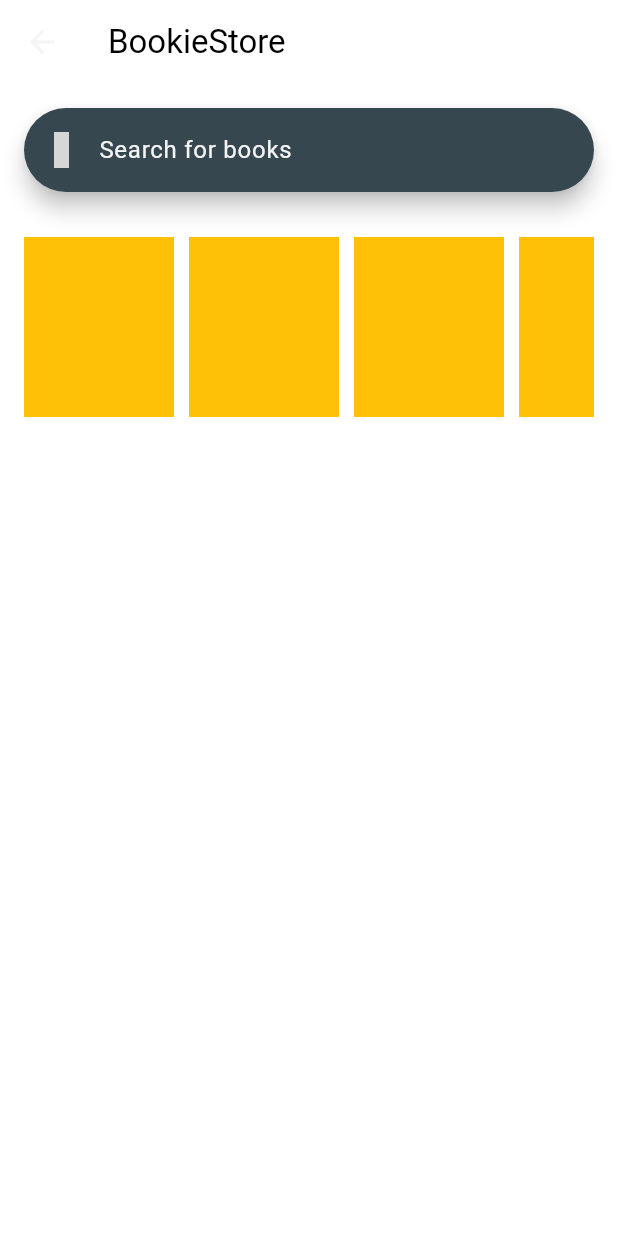
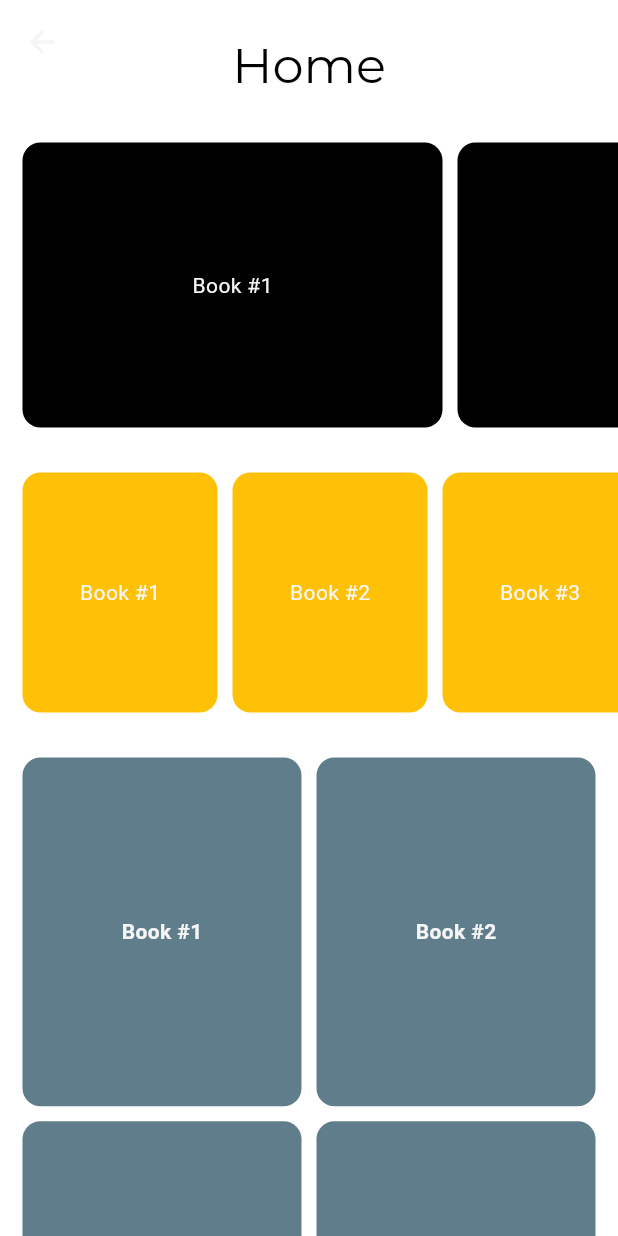
Before and after one commit to Smokeperp/bookie_store_e_commercial_dart, a Flutter app: the ShopPage screen opened by its route, on a phone screen of 412 x 824 dp. Run offline on Flutter 3.47's test engine with Material 3 defaults, Android fonts, the light colour scheme and no system bars; our stand-ins replace animated_splash_screen, get, google_fonts, iconsax_flutter, lottie, page_transition; grey boxes are pictures that could not be loaded.

Commit message:
Added library and changed home page UI

```diff
--- a/lib/components/search_bar.dart
+++ /dev/null
@@ -1,54 +0,0 @@
-import 'package:flutter/material.dart';
-import 'package:iconsax_flutter/iconsax_flutter.dart';
-
-class ShopSearchBar extends StatefulWidget {
-  const ShopSearchBar({super.key});
-
-  @override
-  State<ShopSearchBar> createState() => _ShopSearchBarState();
-}
-
-class _ShopSearchBarState extends State<ShopSearchBar> {
-  @override
-  Widget build(BuildContext context) {
-    return SearchAnchor(
-      dividerColor: Colors.white,
-      viewBackgroundColor: Colors.blueGrey.shade800,
-      viewElevation: 1,
-      isFullScreen: false,
-      builder: (BuildContext context, SearchController controller) {
-        return SearchBar(
-
-          padding: const WidgetStatePropertyAll<EdgeInsets>(
-            EdgeInsets.symmetric(horizontal: 13.0),
-          ),
-          hintText: 'Search for books',
-          backgroundColor: WidgetStatePropertyAll<Color>(
-            Colors.blueGrey.shade800,
-          ),
-          controller: controller,
-          onTap: () {
-            controller.openView();
-          },
-          onChanged: (_) {
-            controller.openView();
-          },
-          leading: const Icon(Iconsax.book_saved),
-        );
-      },
-      suggestionsBuilder: (BuildContext context, SearchController controller) {
-        return List<ListTile>.generate(5, (int index) {
-          final String item = 'item $index';
-          return ListTile(
-            title: Text(item),
-            onTap: () {
-              setState(() {
-                controller.closeView(item);
-              });
-            },
-          );
-        });
-      },
-    );
-  }
-}
--- /dev/null
+++ b/lib/features/shop/Home/pages/shop_page.dart
@@ -0,0 +1,105 @@
+import 'dart:async';
+
+import 'package:book_store_e_commercial/features/shop/Home/widgets/app_bar.dart';
+import 'package:book_store_e_commercial/features/shop/Home/widgets/grid_list.dart';
+import 'package:book_store_e_commercial/features/shop/Home/widgets/horizontal_list.dart';
+import 'package:book_store_e_commercial/features/shop/Home/widgets/horizontal_recent_books.dart';
+import 'package:flutter/material.dart';
+
+class ShopPage extends StatefulWidget {
+  const ShopPage({super.key});
+
+  @override
+  State<ShopPage> createState() => _ShopPageState();
+}
+
+class _ShopPageState extends State<ShopPage> {
+  final ScrollController _controller = ScrollController();
+  int currentIndex = 7;
+
+  @override
+  void initState() {
+    super.initState();
+
+    _controller.addListener(() {
+      if (_controller.position.pixels >= _controller.position.maxScrollExtent) {
+        debugPrint('Reached the limit');
+        loadNewBooks();
+      }
+    });
+  }
+
+  List<String> books = List.generate(10, (index) => 'Book #${index + 1}');
+  bool isLoading = false;
+
+  void loadNewBooks() async {
+    if (isLoading) return;
+
+    setState(() {
+      isLoading = true;
+    });
+
+    final newBooks = List.generate(
+      6,
+      (index) => 'Book #${index + books.length + 1}',
+    );
+
+    await Future.delayed(Duration(seconds: 1));
+
+    setState(() {
+      books.addAll(newBooks);
+      isLoading = false;
+    });
+
+    debugPrint((books.length).toString());
+  }
+
+  @override
+  Widget build(BuildContext context) {
+    return Scaffold(
+
+      body: NotificationListener<OverscrollIndicatorNotification>(
+        onNotification: (overscroll) {
+          if (isLoading) {
+            return false;
+          } else {
+            Future.delayed(Duration(seconds: 1));
+            overscroll.disallowIndicator();
+            return true;
+          }
+        },
+        child: CustomScrollView(
+          controller: _controller,
+          slivers: [
+
+             AppBarShop(),
+
+            SliverToBoxAdapter(
+              child:
+               SizedBox(height: 220,
+                child: HorizontalRecentBooks(books: books)
+              ),
+            ),
+
+
+            SliverToBoxAdapter(
+              child: SizedBox(height: 190, child: HorizontalList(books: books)),
+            ),
+
+            GridList(books: books),
+
+            SliverToBoxAdapter(
+              child:
+                  isLoading
+                      ? const Padding(
+                        padding: const EdgeInsets.all(16),
+                        child: Center(child: CircularProgressIndicator()),
+                      )
+                      : const SizedBox.shrink(),
+            ),
+          ],
+        ),
+      ),
+    );
+  }
+}
--- /dev/null
+++ b/lib/features/shop/Home/widgets/horizontal_list.dart
@@ -0,0 +1,27 @@
+import 'package:flutter/material.dart';
+
+class HorizontalList extends StatelessWidget {
+  const HorizontalList({super.key, required this.books});
+
+  final List<String> books;
+
+  @override
+  Widget build(BuildContext context) {
+    return ListView.builder(
+      padding: EdgeInsets.all(15),
+      scrollDirection: Axis.horizontal,
+      itemCount: books.length,
+      itemBuilder: (_, index) {
+        return Container(
+          width: 130,
+          margin: EdgeInsets.only(right: 10),
+          decoration: BoxDecoration(
+            color: Colors.amber,
+            borderRadius: BorderRadius.circular(12),
+          ),
+          child: Center(child: Text(books[index])),
+        );
+      },
+    );
+  }
+}
--- /dev/null
+++ b/lib/features/shop/Home/widgets/horizontal_recent_books.dart
@@ -0,0 +1,27 @@
+import 'package:flutter/material.dart';
+
+class HorizontalRecentBooks extends StatelessWidget {
+  const HorizontalRecentBooks({super.key, required this.books});
+
+    final List<String> books;
+
+  @override
+  Widget build(BuildContext context) {
+    return ListView.builder(
+                  padding: EdgeInsets.all(15),
+                  scrollDirection: Axis.horizontal,
+                  itemCount: books.length,
+                  itemBuilder: (_, index){
+                    return Container(
+                      width: 280,
+                      margin: EdgeInsets.only(right: 10),
+                      decoration: BoxDecoration(
+                        color: Colors.black,
+                        borderRadius: BorderRadius.circular(12),
+                      ),
+                      child: Center(child: Text(books[index])),
+                  );
+
+                  }) ;
+  }
+}
--- a/lib/main.dart
+++ b/lib/main.dart
@@ -1,6 +1,7 @@
 import 'package:book_store_e_commercial/navigationbar.dart';
-import 'package:book_store_e_commercial/pages/shop_page.dart';
+import 'package:book_store_e_commercial/features/shop/Home/pages/shop_page.dart';
 import 'package:book_store_e_commercial/themes/theme.dart';
+
 import 'package:flutter/material.dart';
 
 void main() {
@@ -14,7 +15,8 @@ class Book extends StatelessWidget {
   Widget build(BuildContext context) {
     return MaterialApp(
       debugShowCheckedModeBanner: false,
-      theme: lightMode, color: Colors.black,
+      theme: lightMode,
+      color: Colors.black,
       home: const NavigationMenu(),
       routes: {
         '/shop_page': (context) => const ShopPage(),
--- a/lib/pages/shop_page.dart
+++ /dev/null
@@ -1,70 +0,0 @@
-import 'package:book_store_e_commercial/components/search_bar.dart';
-import 'package:flutter/material.dart';
-
-
-
-class ShopPage extends StatefulWidget{
-  const ShopPage({super.key});
-
-  @override
-  State<ShopPage> createState() => _ShopPageState();
-}
-
-class _ShopPageState extends State<ShopPage> {
-  final ScrollController _controller = ScrollController();
-
-  @override
-  void initState() {
-    super.initState();
-
-    _controller.addListener( () {
-      if (_controller.position.pixels >= _controller.position.maxScrollExtent ){
-        debugPrint('Reached the limit');
-
-      }
-    } );
-
-  }
-
-
-
-
-  @override
-  Widget build(BuildContext context) {
-    return Scaffold(
-
-      appBar: AppBar(
-        title: Text('BookieStore', style: TextStyle(color: Colors.black),),
-      ),
-      body: SingleChildScrollView(
-        padding: EdgeInsets.all(16),
-        child: Column(
-          children: [
-
-            ShopSearchBar(),
-            SizedBox(height: 30,),
-
-            SizedBox(
-              height: 120,
-              child: ListView.builder(
-                controller: _controller,
-                shrinkWrap: true,
-                physics: BouncingScrollPhysics(),
-                itemCount: 6,
-                scrollDirection: Axis.horizontal,
-                itemBuilder: (_, index) {
-                  return Container(
-                    width: 100,
-                    margin: const EdgeInsets.only(right: 10),
-                    color: Colors.amber,
-                  );
-                },
-
-              ),
-            ),
-          ],
-        ),
-      ),
-    );
-  }
-}
--- a/lib/themes/theme.dart
+++ b/lib/themes/theme.dart
@@ -1,11 +1,12 @@
 import 'package:flutter/material.dart';
+import 'package:google_fonts/google_fonts.dart';
 
 ThemeData lightMode = ThemeData(
   colorScheme: ColorScheme.light(
     onSurface: Colors.grey.shade100,
     primary: Colors.grey.shade400,
   ),
-    textTheme: TextTheme(
+      textTheme: GoogleFonts.montserratTextTheme().copyWith(
     bodyLarge: TextStyle(color: Colors.grey.shade100),
     bodyMedium: TextStyle(color: Colors.grey.shade100),
     bodySmall: TextStyle(color: Colors.grey.shade100),
```
Also changed, not shown: lib/features/shop/Home/widgets/app_bar.dart (added, +23 -0 lines), lib/features/shop/Home/widgets/grid_list.dart (added, +39 -0 lines), lib/features/shop/Home/widgets/search_bar.dart (added, +56 -0 lines), lib/features/shop/library/pages/library.dart (added, +67 -0 lines), lib/navigationbar.dart (+9 -5 lines), lib/features/shop/Home/pages/splash_screen.dart (renamed from lib/pages/splash_screen.dart), lib/features/shop/Home/widgets/bottom_nav_tile.dart (renamed from lib/components/bottom_nav_tile.dart), 2 other files.
